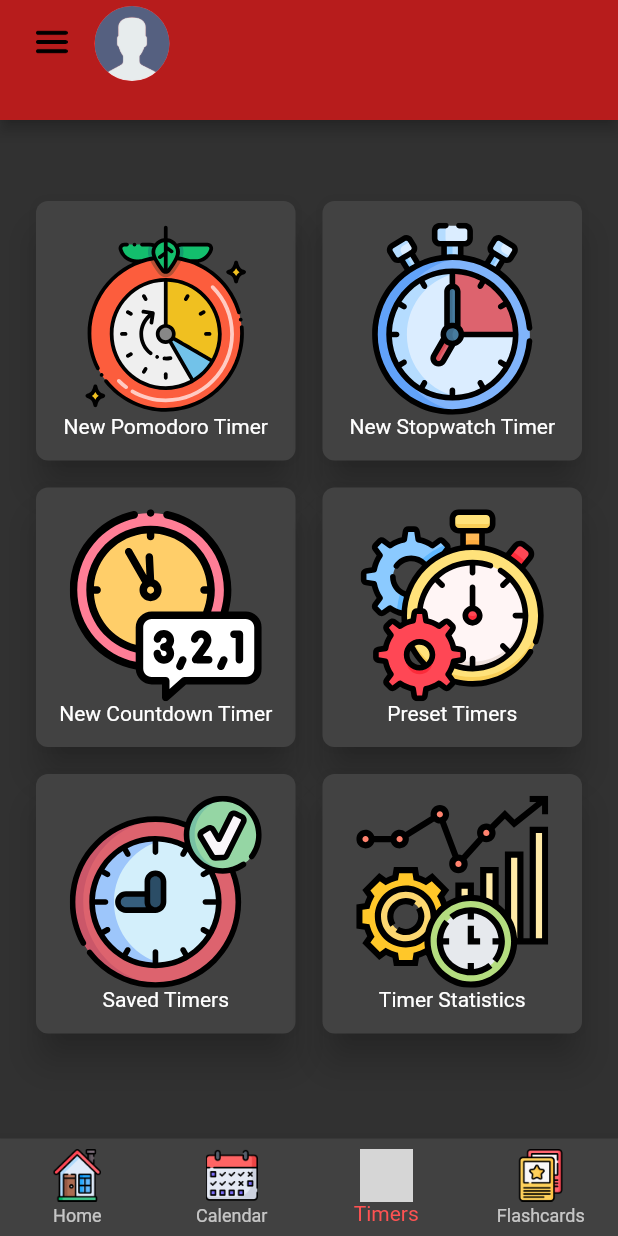
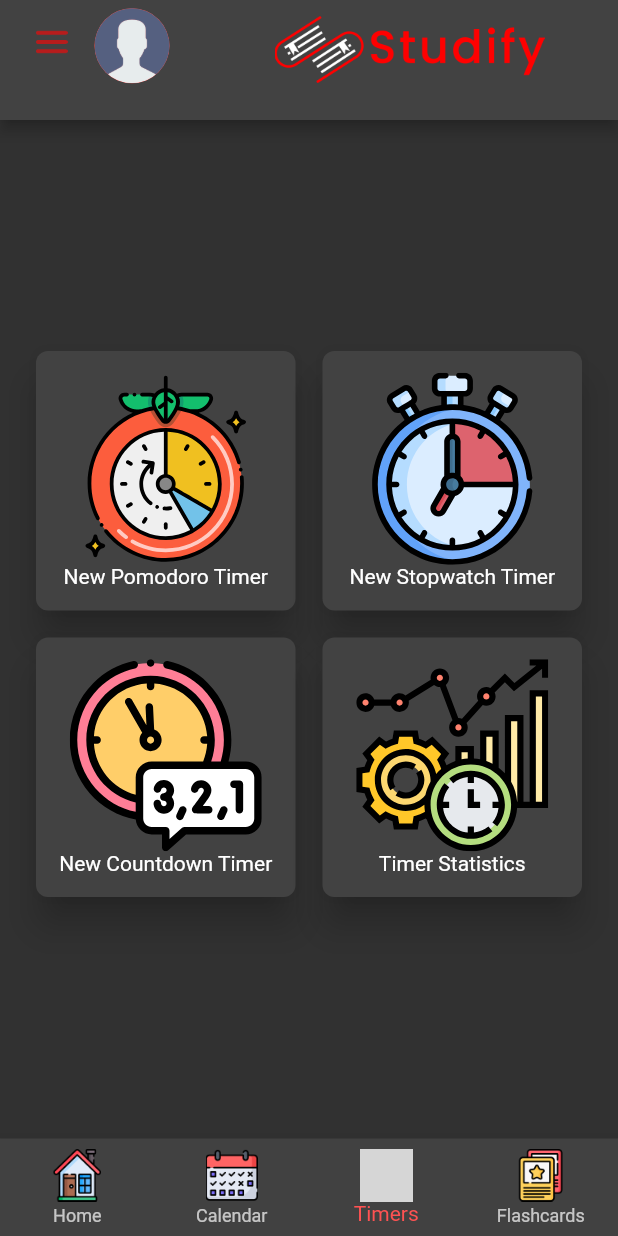
Before and after one commit to SkeletonPythons/studify, a Flutter app: the screen it shows once a user with an empty profile is signed in, swiped to page 3, on a phone screen of 412 x 824 dp. Run offline on Flutter 3.47's test engine with Material 2 defaults, Android fonts, the phone set to English and light mode, and no system bars; our stand-ins replace cloud_firestore, firebase_auth, firebase_core, flutter_svg, font_awesome_flutter, get and 1 more; missing offline and left inert: flutterfire_ui; accounts and stored records are empty; grey boxes are pictures that could not be loaded.

Commit message:
Added logo to appbar
logo was placed on the appbar, appbar color scheme changed in order to be with the logo better

```diff
--- a/lib/views/pages/timers_page/timer_homepage.dart
+++ b/lib/views/pages/timers_page/timer_homepage.dart
@@ -33,7 +33,7 @@ class TimerHomePageState extends State<TimerHomePage>
         children: <Widget>[
           GridView.count(
             shrinkWrap: true,
-            padding: const EdgeInsets.only(top: 50, left: 20, right: 20),
+            padding: const EdgeInsets.only(top: 150, left: 20, right: 20),
             crossAxisCount: 2,
             mainAxisSpacing: 10,
             crossAxisSpacing: 10,
@@ -49,10 +49,6 @@ class TimerHomePageState extends State<TimerHomePage>
                   icon: timerController.countdownIcon,
                   title: 'New Countdown Timer'),
               TimerCard(
-                  icon: timerController.presetTimers, title: 'Preset Timers'),
-              TimerCard(
-                  icon: timerController.savedTimers, title: 'Saved Timers'),
-              TimerCard(
                   icon: timerController.timerStats, title: 'Timer Statistics'),
             ],
           ),
--- a/lib/views/widgets/app_bar.dart
+++ b/lib/views/widgets/app_bar.dart
@@ -7,11 +7,12 @@ class DefaultAppBar extends StatelessWidget {
   const DefaultAppBar({Key? key}) : super(key: key);
 
   final String sideMenuIcon = 'assets/icons/menu-burger.png';
+  final String logo = 'assets/images/studify_logo.png';
 
   @override
   Widget build(BuildContext context) {
     return AppBar(
-      backgroundColor: Colors.red[900],
+      backgroundColor: Colors.grey[800],
       elevation: 4,
       centerTitle: true,
       title: Row(
@@ -20,21 +21,28 @@ class DefaultAppBar extends StatelessWidget {
             height: 37,
             width: 37,
             child: IconButton(
-              icon: Image.asset(sideMenuIcon),
+              icon: Image.asset(sideMenuIcon, color: Colors.red[900]),
               onPressed: () => {},
             ),
           ),
-          SizedBox(
-            height: 10,
-            width: 10,
+          Padding(
+            padding: const EdgeInsets.only(top: 5, left: 10),
+            child: SizedBox(
+              height: 50,
+              width: 50,
+              child: CircleAvatar(
+                onBackgroundImageError: (value, trace) {},
+                backgroundImage: AssetImage(
+                    'assets/images/user.png'), //Changed to this for now because, since it still can't grab the actual user name, when maneuvering away from the page the name would clear and crash the app
+              ),
+            ),
           ),
-          Container(
-            margin: EdgeInsets.fromLTRB(0, 10, 10, 8),
-            child: CircleAvatar(
-              onBackgroundImageError: (value, trace) {},
-              backgroundImage: AssetImage(
-                  'assets/images/user.png'), //Changed to this for now because, since it still can't grab the actual user name, when maneuvering away from the page the name would clear and crash the app
-              radius: 25,
+          Padding(
+            padding: const EdgeInsets.only(left: 70, top: 10),
+            child: SizedBox(
+              height: 180,
+              width: 180,
+              child: Image.asset(logo),
             ),
           ),
         ],
```
Also changed, not shown: assets/images/studify_logo.png (added).
